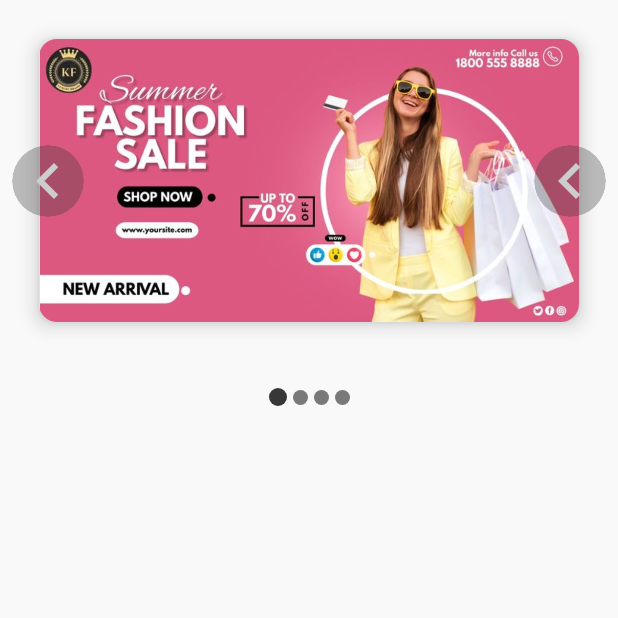
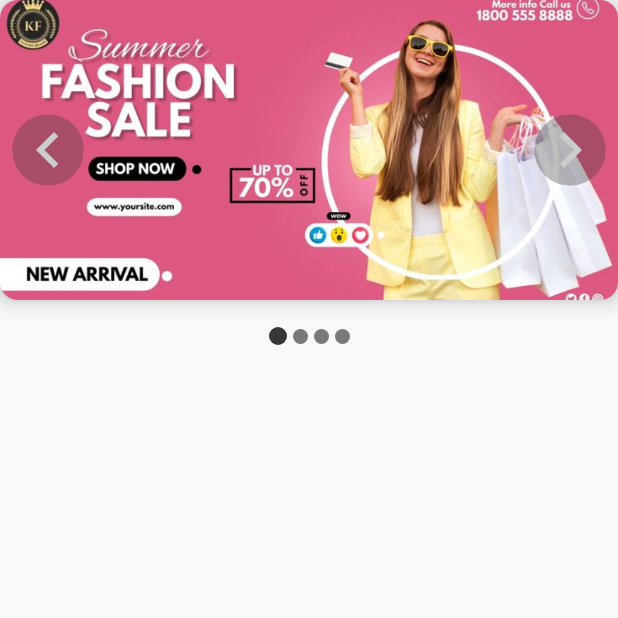
Before and after one commit to youmna-o/WinkCart_User, an Android app built with Jetpack Compose: the composable ADSPager shown on its own in the app's theme, on a phone screen of 412 x 824 dp, the top half of it. Run offline under Robolectric (Android 15) with nearby library versions, the phone set to English and light mode, and no system bars; our stand-ins replace accompanist; network calls fail; 1 statement that could not run was skipped.

Commit message:
attach ads to home screen

```diff
--- a/app/build.gradle.kts
+++ b/app/build.gradle.kts
@@ -106,8 +106,6 @@ dependencies {
     //stars
     implementation("androidx.compose.material:material-icons-extended")
 
-    //pager
-   // implementation ("com.google.accompanist:accompanist-pager:0.12.0")
 
 
 }
--- a/app/src/main/java/com/example/winkcart_user/MainActivity.kt
+++ b/app/src/main/java/com/example/winkcart_user/MainActivity.kt
@@ -56,8 +56,7 @@ class MainActivity : ComponentActivity() {
             var authFactory = AuthFactory(FirebaseRepoImp(RemoteDataSourceImpl(RetrofitHelper())))
             var authViewModel = ViewModelProvider(this,authFactory).get(AuthViewModel :: class.java)
             WinkCart_UserTheme {
-                //AppInit(authViewModel)
-                ADSPager()
+                AppInit(authViewModel)
            }
 
             }
--- a/app/src/main/java/com/example/winkcart_user/ui/home/ads/ADSPager.kt
+++ b/app/src/main/java/com/example/winkcart_user/ui/home/ads/ADSPager.kt
@@ -7,6 +7,7 @@ import androidx.compose.foundation.layout.*
 import androidx.compose.foundation.shape.CircleShape
 import androidx.compose.material.icons.Icons
 import androidx.compose.material.icons.automirrored.filled.KeyboardArrowLeft
+import androidx.compose.material.icons.automirrored.filled.KeyboardArrowRight
 import androidx.compose.runtime.Composable
 import androidx.compose.runtime.rememberCoroutineScope
 import androidx.compose.ui.Alignment
@@ -25,6 +26,7 @@ import androidx.compose.material3.Icon
 import androidx.compose.material3.IconButton
 import androidx.compose.material3.IconButtonDefaults
 import androidx.compose.runtime.LaunchedEffect
+import androidx.compose.ui.layout.ContentScale
 import kotlinx.coroutines.delay
 import kotlinx.coroutines.launch
 
@@ -59,17 +61,24 @@ fun ADSPager() {
             HorizontalPager(
                 count = images.size,
                 state = pagerState,
+
                 modifier = Modifier.wrapContentSize()
             ) { currentPage ->
                 Card(
                     modifier = Modifier
                         .wrapContentSize()
-                        .padding(26.dp),
+                        .height(200.dp),
+
+                        //.padding(26.dp),
                     elevation = CardDefaults.cardElevation(8.dp)
                 ) {
                     Image(
+                        modifier = Modifier
+                            .fillMaxWidth(),
+
                         painter = painterResource(id = images[currentPage]),
-                        contentDescription = null
+                        contentDescription = null,
+                        contentScale = ContentScale.Crop
                     )
                 }
             }
@@ -90,7 +99,7 @@ fun ADSPager() {
                 colors = IconButtonDefaults.iconButtonColors(containerColor = Color(0x52373737))
             ) {
                 Icon(
-                    imageVector = Icons.AutoMirrored.Filled.KeyboardArrowLeft
+                    imageVector = Icons.AutoMirrored.Filled.KeyboardArrowRight
                     ,
                     contentDescription = null,
                     modifier = Modifier.fillMaxSize(),
--- a/app/src/main/java/com/example/winkcart_user/ui/home/main/HomeScreen.kt
+++ b/app/src/main/java/com/example/winkcart_user/ui/home/main/HomeScreen.kt
@@ -78,6 +78,7 @@ import com.example.winkcart_user.data.model.vendors.SmartCollection
 import com.example.winkcart_user.data.remote.RemoteDataSourceImpl
 import com.example.winkcart_user.data.remote.retrofit.RetrofitHelper
 import com.example.winkcart_user.data.repository.ProductRepoImpl
+import com.example.winkcart_user.ui.home.ads.ADSPager
 import com.example.winkcart_user.ui.utils.navigation.NavigationRout
 import com.example.winkcart_user.ui.utils.rememberImeState
 import kotlin.math.roundToInt
@@ -181,12 +182,11 @@ fun HomeScreenSuccess(
                 Column(
                     Modifier
                         .fillMaxWidth()
-                        .height(200.dp)
-                        .background(Color.Blue),
+                        .height(200.dp),
                     horizontalAlignment = Alignment.CenterHorizontally,
                     verticalArrangement = Arrangement.Center
                 ) {
-                    Text("ads", color = Color.White)
+                    ADSPager()
                 }
             }
 
```
